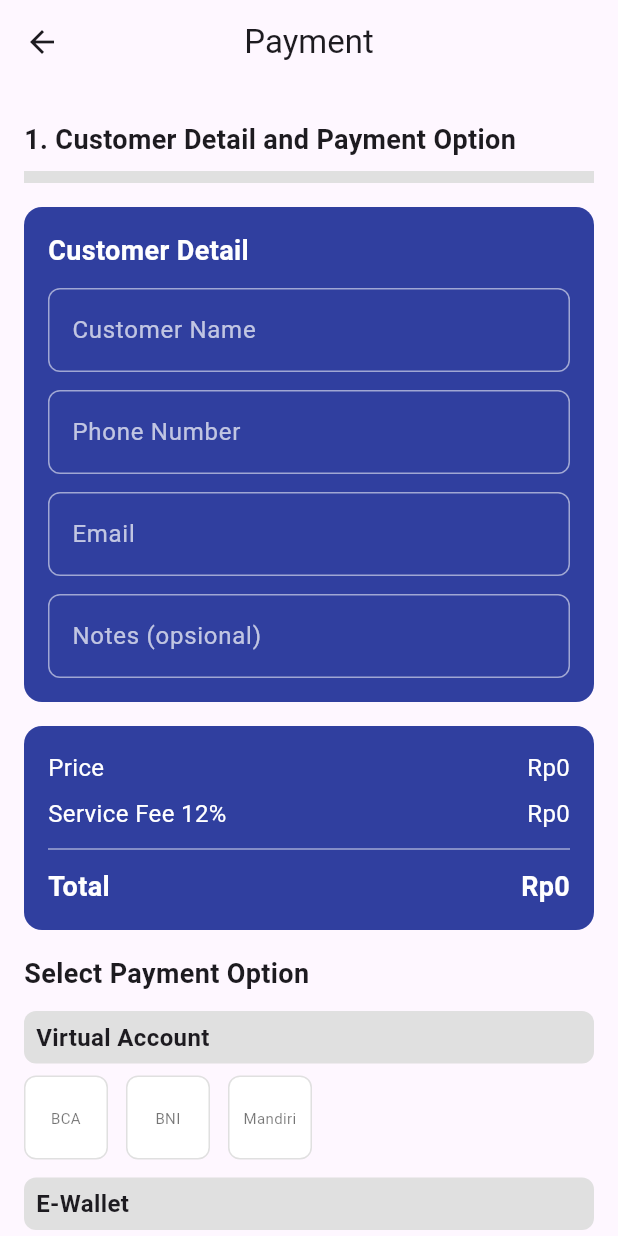
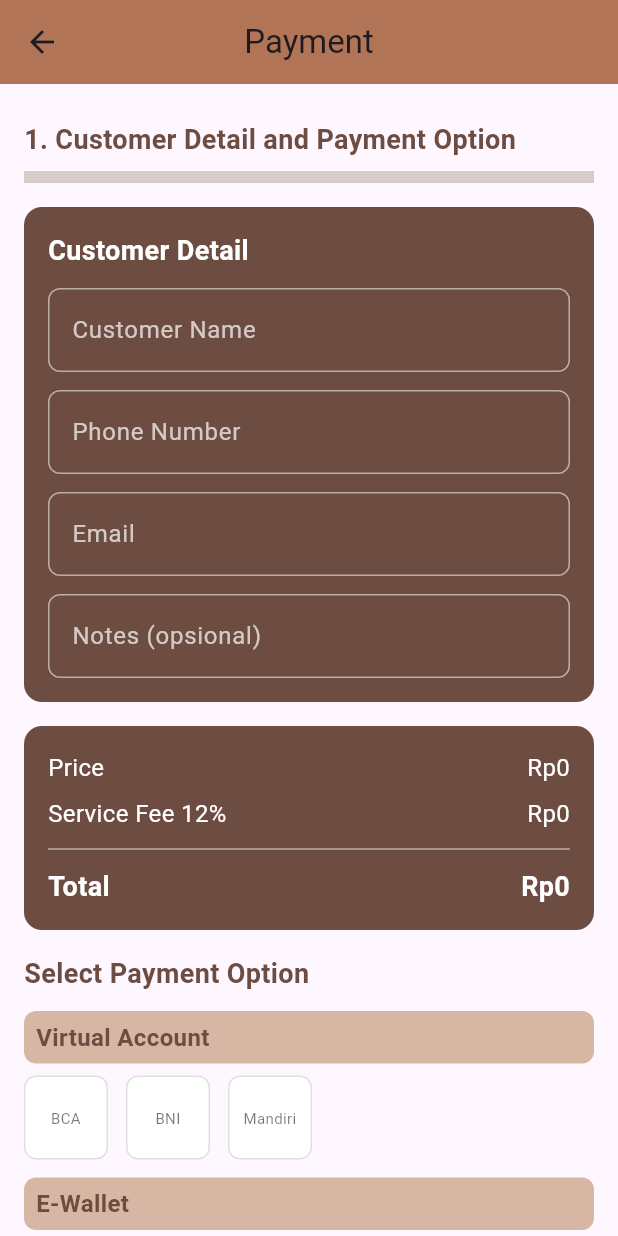
Before and after one commit to mzaidand/Rhythmics-Mobile-Git, a Flutter app: the PaymentScreen screen opened directly with empty values, on a phone screen of 412 x 824 dp. Run offline on Flutter 3.47's test engine with Material 3 defaults, Android fonts, the phone set to English and light mode, and no system bars.

Commit message:
Fix Color

```diff
--- a/rhythmics_flutter_web/lib/screens/payment_screen.dart
+++ b/rhythmics_flutter_web/lib/screens/payment_screen.dart
@@ -136,6 +136,7 @@ class _PaymentScreenState extends State<PaymentScreen> {
       appBar: AppBar(
         title: const Text('Payment'),
         centerTitle: true,
+        backgroundColor: const Color(0xFFB17457),
       ),
       body: SingleChildScrollView(
         padding: const EdgeInsets.symmetric(horizontal: 16.0, vertical: 24.0),
@@ -147,14 +148,14 @@ class _PaymentScreenState extends State<PaymentScreen> {
               children: [
                 const Text(
                   "1. Customer Detail and Payment Option",
-                  style: TextStyle(fontSize: 18, fontWeight: FontWeight.bold),
+                  style: TextStyle(fontSize: 18, fontWeight: FontWeight.bold, color: Color(0xFF6D4C41)),
                 ),
                 const SizedBox(height: 8),
                 LinearProgressIndicator(
                   value: _progress / 100,
-                  backgroundColor: Colors.grey.shade300,
+                  backgroundColor: Colors.brown.shade100,
                   valueColor:
-                      AlwaysStoppedAnimation<Color>(Colors.green.shade600),
+                      AlwaysStoppedAnimation<Color>(Color(0xFF6D4C41)),
                   minHeight: 8,
                 ),
               ],
@@ -165,7 +166,7 @@ class _PaymentScreenState extends State<PaymentScreen> {
             Container(
               width: double.infinity,
               decoration: BoxDecoration(
-                color: Colors.indigo.shade700,
+                color: const Color(0xFF6D4C41),
                 borderRadius: BorderRadius.circular(12),
               ),
               padding: const EdgeInsets.all(16),
@@ -297,7 +298,7 @@ class _PaymentScreenState extends State<PaymentScreen> {
             Container(
               width: double.infinity,
               decoration: BoxDecoration(
-                color: Colors.indigo.shade700,
+                color: const Color(0xFF6D4C41),
                 borderRadius: BorderRadius.circular(12),
               ),
               padding: const EdgeInsets.all(16),
@@ -364,7 +365,7 @@ class _PaymentScreenState extends State<PaymentScreen> {
               children: [
                 const Text(
                   "Select Payment Option",
-                  style: TextStyle(fontSize: 18, fontWeight: FontWeight.bold),
+                  style: TextStyle(fontSize: 18, fontWeight: FontWeight.bold, color: Color(0xFF6D4C41)),
                 ),
                 const SizedBox(height: 12),
 
@@ -372,14 +373,14 @@ class _PaymentScreenState extends State<PaymentScreen> {
                 Container(
                   width: double.infinity,
                   decoration: BoxDecoration(
-                    color: Colors.grey.shade300,
+                    color: const Color(0xFFD7B7A3),
                     borderRadius: BorderRadius.circular(8),
                   ),
                   padding: const EdgeInsets.symmetric(horizontal: 8, vertical: 6),
                   child: const Text(
                     "Virtual Account",
                     style: TextStyle(
-                        fontSize: 16, fontWeight: FontWeight.w600),
+                        fontSize: 16, fontWeight: FontWeight.w600, color: Color(0xFF6D4C41)),
                   ),
                 ),
                 const SizedBox(height: 8),
@@ -399,14 +400,14 @@ class _PaymentScreenState extends State<PaymentScreen> {
                 Container(
                   width: double.infinity,
                   decoration: BoxDecoration(
-                    color: Colors.grey.shade300,
+                    color: const Color(0xFFD7B7A3),
                     borderRadius: BorderRadius.circular(8),
                   ),
                   padding: const EdgeInsets.symmetric(horizontal: 8, vertical: 6),
                   child: const Text(
                     "E-Wallet",
                     style: TextStyle(
-                        fontSize: 16, fontWeight: FontWeight.w600),
+                        fontSize: 16, fontWeight: FontWeight.w600, color: Color(0xFF6D4C41)),
                   ),
                 ),
                 const SizedBox(height: 8),
@@ -424,14 +425,14 @@ class _PaymentScreenState extends State<PaymentScreen> {
                 Container(
                   width: double.infinity,
                   decoration: BoxDecoration(
-                    color: Colors.grey.shade300,
+                    color: const Color(0xFFD7B7A3),
                     borderRadius: BorderRadius.circular(8),
                   ),
                   padding: const EdgeInsets.symmetric(horizontal: 8, vertical: 6),
                   child: const Text(
                     "Credit Card",
                     style: TextStyle(
-                        fontSize: 16, fontWeight: FontWeight.w600),
+                        fontSize: 16, fontWeight: FontWeight.w600, color: Color(0xFF6D4C41)),
                   ),
                 ),
                 const SizedBox(height: 8),
@@ -453,7 +454,7 @@ class _PaymentScreenState extends State<PaymentScreen> {
               child: ElevatedButton(
                 onPressed: _isFormValid() ? _handleNext : null,
                 style: ElevatedButton.styleFrom(
-                  backgroundColor: _isFormValid() ? Colors.green.shade400 : Colors.grey,
+                  backgroundColor: _isFormValid() ? const Color(0xFFB17457) : Colors.grey,
                   padding: const EdgeInsets.symmetric(
                       horizontal: 24, vertical: 12),
                 ),
```
Also changed, not shown: rhythmics_flutter_web/lib/screens/confirm_payment_screen.dart (+13 -11 lines), rhythmics_flutter_web/lib/screens/studio_detail_screen.dart (+2 -12 lines), 1 other file.
